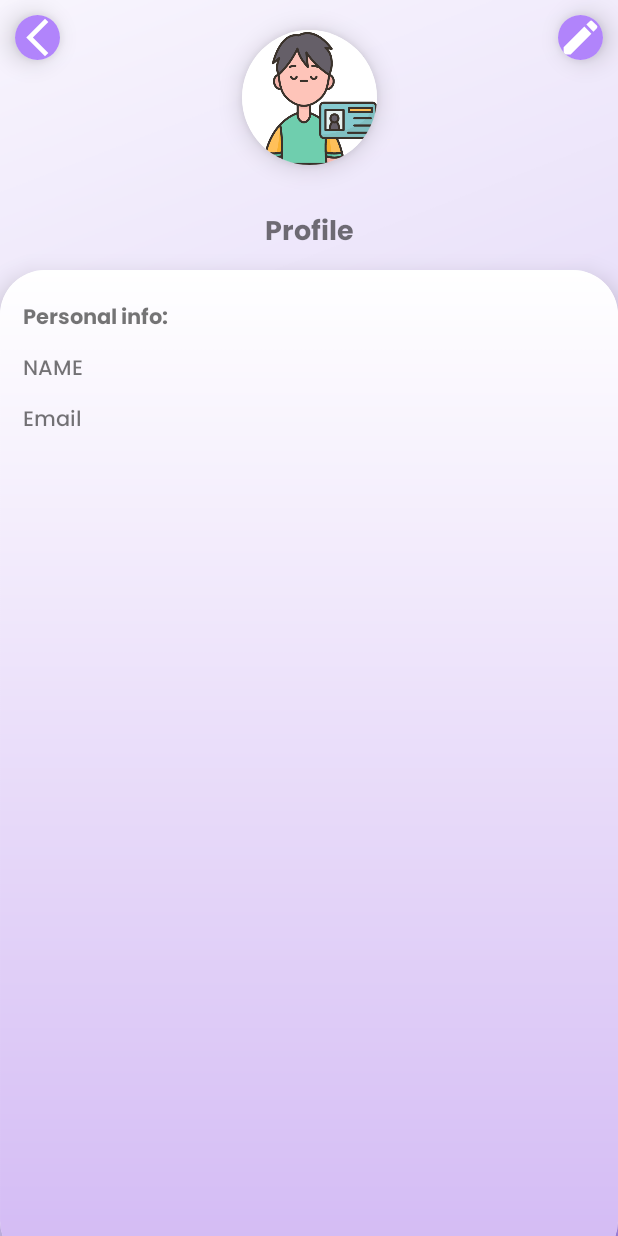
After one commit to MarioBujor2001/CliniqueMedicalApp, an Android app: the ProfileViewActivity screen opened directly, with no data from a screen before it, on a phone screen of 412 x 824 dp. The commit adds this screen. Run offline under Robolectric (Android 15) with nearby library versions, the phone set to English and light mode, and no system bars; network calls fail; pictures from the network do not load.

Commit message:
added: -View user profile -Search medic by name modified: -CardView elevation -Recv medics for better visibility -Medic item for better visibility

```diff
--- a/app/src/main/java/com/example/licenta/MedicAdapter.java
+++ b/app/src/main/java/com/example/licenta/MedicAdapter.java
@@ -6,6 +6,7 @@ import android.util.Log;
 import android.view.LayoutInflater;
 import android.view.View;
 import android.view.ViewGroup;
+import android.widget.Button;
 import android.widget.ImageView;
 import android.widget.TextView;
 
@@ -51,7 +52,7 @@ public class MedicAdapter extends RecyclerView.Adapter<MedicAdapter.ViewHolder>
                 .asBitmap()
                 .load(medici.get(position).getPhoto())
                 .into(holder.imgMedicProfile);
-        holder.txtMedicName.setText(medici.get(position).getFirstName() + " " + medici.get(position).getLastName());
+        holder.txtMedicName.setText("Dr. "+medici.get(position).getFirstName() + " " + medici.get(position).getLastName());
         if(medici.get(position).getSpecialitati().size()>0 && medici.get(position).getSpecialitati().get(0)!=null){
             holder.txtMedicSpec.setText(medici.get(position).getSpecialitati().get(0).getTip().toString().toUpperCase());
         }
--- a/app/src/main/java/com/example/licenta/Models/Persoana.java
+++ b/app/src/main/java/com/example/licenta/Models/Persoana.java
@@ -1,6 +1,8 @@
 package com.example.licenta.Models;
 
-public abstract class Persoana {
+import java.io.Serializable;
+
+public abstract class Persoana implements Serializable {
 
     private String id;
 
--- /dev/null
+++ b/app/src/main/java/com/example/licenta/ProfileViewActivity.java
@@ -0,0 +1,43 @@
+package com.example.licenta;
+
+import androidx.appcompat.app.AppCompatActivity;
+import androidx.cardview.widget.CardView;
+
+import android.os.Bundle;
+import android.view.View;
+import android.widget.ImageView;
+import android.widget.TextView;
+
+import com.bumptech.glide.Glide;
+import com.example.licenta.Models.Pacient;
+
+public class ProfileViewActivity extends AppCompatActivity {
+    private CardView btnBackProfile, btnEditProfile;
+    private ImageView imgProfile;
+    private TextView tvName, tvEmail;
+    private Pacient p;
+    @Override
+    protected void onCreate(Bundle savedInstanceState) {
+        super.onCreate(savedInstanceState);
+        setContentView(R.layout.activity_profile_view);
+        btnBackProfile = findViewById(R.id.backButtonProfile);
+        btnEditProfile = findViewById(R.id.editProfile);
+        imgProfile = findViewById(R.id.userProfile);
+        tvName = findViewById(R.id.tvProfileName);
+        tvEmail = findViewById(R.id.tvProfileEmail);
+
+        p = (Pacient) getIntent().getSerializableExtra("PROFILE");
+        if(p!=null){
+            Glide.with(this).asBitmap().load(p.getPhoto()).into(imgProfile);
+            tvName.setText(p.getFirstName()+" "+p.getLastName());
+            tvEmail.setText(p.getEmail());
+        }
+
+        btnBackProfile.setOnClickListener(new View.OnClickListener() {
+            @Override
+            public void onClick(View v) {
+                finish();
+            }
+        });
+    }
+}
--- /dev/null
+++ b/app/src/main/res/drawable/ic_baseline_arrow_back_ios_new_24.xml
@@ -0,0 +1,5 @@
+<vector android:height="24dp" android:tint="#FFFFFF"
+    android:viewportHeight="24" android:viewportWidth="24"
+    android:width="24dp" xmlns:android="http://schemas.android.com/apk/res/android">
+    <path android:fillColor="@android:color/white" android:pathData="M17.77,3.77l-1.77,-1.77l-10,10l10,10l1.77,-1.77l-8.23,-8.23z"/>
+</vector>
--- /dev/null
+++ b/app/src/main/res/drawable/ic_baseline_edit_24.xml
@@ -0,0 +1,5 @@
+<vector android:height="24dp" android:tint="#FFFFFF"
+    android:viewportHeight="24" android:viewportWidth="24"
+    android:width="24dp" xmlns:android="http://schemas.android.com/apk/res/android">
+    <path android:fillColor="@android:color/white" android:pathData="M3,17.25V21h3.75L17.81,9.94l-3.75,-3.75L3,17.25zM20.71,7.04c0.39,-0.39 0.39,-1.02 0,-1.41l-2.34,-2.34c-0.39,-0.39 -1.02,-0.39 -1.41,0l-1.83,1.83 3.75,3.75 1.83,-1.83z"/>
+</vector>
--- /dev/null
+++ b/app/src/main/res/drawable/round_button.xml
@@ -0,0 +1,4 @@
+<?xml version="1.0" encoding="utf-8"?>
+<shape xmlns:android="http://schemas.android.com/apk/res/android" android:shape="oval">
+    <solid android:color="@color/CardBackgroudn"/>
+</shape>
--- /dev/null
+++ b/app/src/main/res/layout/activity_profile_view.xml
@@ -0,0 +1,149 @@
+<?xml version="1.0" encoding="utf-8"?>
+<androidx.constraintlayout.widget.ConstraintLayout xmlns:android="http://schemas.android.com/apk/res/android"
+    xmlns:app="http://schemas.android.com/apk/res-auto"
+    xmlns:tools="http://schemas.android.com/tools"
+    android:layout_width="match_parent"
+    android:layout_height="match_parent"
+    android:background="@drawable/info_card_background"
+    tools:context=".ProfileViewActivity">
+
+    <!--    back button-->
+    <androidx.cardview.widget.CardView
+        android:id="@+id/backButtonProfile"
+        android:layout_width="wrap_content"
+        android:layout_height="wrap_content"
+        android:layout_marginStart="10dp"
+        android:layout_marginTop="10dp"
+        app:cardCornerRadius="100dp"
+        app:cardElevation="10dp"
+        app:layout_constraintEnd_toEndOf="parent"
+        app:layout_constraintHorizontal_bias="0.0"
+        app:layout_constraintStart_toStartOf="parent"
+        app:layout_constraintTop_toTopOf="parent">
+
+        <ImageView
+            android:id="@+id/imgBackProfile"
+            android:layout_width="30dp"
+            android:layout_height="30dp"
+            android:background="@color/CardBackgroudn"
+            android:src="@drawable/ic_baseline_arrow_back_ios_new_24" />
+    </androidx.cardview.widget.CardView>
+
+    <!--    edit profile-->
+    <androidx.cardview.widget.CardView
+        android:id="@+id/editProfile"
+        android:layout_width="wrap_content"
+        android:layout_height="wrap_content"
+        android:layout_marginTop="10dp"
+        android:layout_marginEnd="10dp"
+        app:cardCornerRadius="100dp"
+        app:cardElevation="10dp"
+        app:layout_constraintEnd_toEndOf="parent"
+        app:layout_constraintHorizontal_bias="1.0"
+        app:layout_constraintStart_toStartOf="parent"
+        app:layout_constraintTop_toTopOf="parent">
+
+        <ImageView
+            android:layout_width="30dp"
+            android:layout_height="30dp"
+            android:background="@color/CardBackgroudn"
+            android:src="@drawable/ic_baseline_edit_24" />
+    </androidx.cardview.widget.CardView>
+
+    <!--    profile pic-->
+    <androidx.cardview.widget.CardView
+        android:id="@+id/cardView"
+        android:layout_width="wrap_content"
+        android:layout_height="wrap_content"
+        android:layout_marginTop="20dp"
+        app:cardCornerRadius="45dp"
+        app:cardElevation="10dp"
+        app:layout_constraintEnd_toEndOf="parent"
+        app:layout_constraintStart_toStartOf="parent"
+        app:layout_constraintTop_toTopOf="parent">
+
+        <ImageView
+            android:id="@+id/userProfile"
+            android:layout_width="90dp"
+            android:layout_height="90dp"
+            android:scaleType="centerCrop"
+            android:src="@drawable/profile_pic_placeholder"
+            app:layout_constraintBottom_toBottomOf="parent"
+            app:layout_constraintEnd_toEndOf="parent"
+            app:layout_constraintStart_toStartOf="parent"
+            app:layout_constraintTop_toTopOf="parent" />
+    </androidx.cardview.widget.CardView>
+
+    <TextView
+        android:layout_width="wrap_content"
+        android:layout_height="wrap_content"
+        android:layout_marginTop="30dp"
+        android:text="@string/profile"
+        app:layout_constraintEnd_toEndOf="parent"
+        app:layout_constraintStart_toStartOf="parent"
+        app:layout_constraintTop_toBottomOf="@+id/cardView"
+        android:fontFamily="@font/poppins_bold"
+        android:textSize="18sp"/>
+
+    <androidx.cardview.widget.CardView
+        android:layout_width="match_parent"
+        android:layout_height="match_parent"
+        android:layout_marginTop="180dp"
+        app:cardCornerRadius="30dp"
+        app:cardElevation="10dp"
+        app:layout_constraintBottom_toBottomOf="parent"
+        app:layout_constraintEnd_toEndOf="parent"
+        app:layout_constraintStart_toStartOf="parent"
+        app:layout_constraintTop_toTopOf="parent"
+        app:layout_constraintVertical_bias="0.23000002"
+        android:layout_marginBottom="-20dp">
+
+        <androidx.constraintlayout.widget.ConstraintLayout
+            android:layout_width="match_parent"
+            android:layout_height="match_parent"
+            android:background="@drawable/medics_background">
+
+            <TextView
+                android:id="@+id/textView2"
+                android:layout_width="wrap_content"
+                android:layout_height="wrap_content"
+                android:layout_marginStart="15dp"
+                android:layout_marginTop="20dp"
+                android:fontFamily="@font/poppins_bold"
+                android:text="@string/personal_info"
+                app:layout_constraintEnd_toEndOf="parent"
+                app:layout_constraintHorizontal_bias="0.0"
+                app:layout_constraintStart_toStartOf="parent"
+                app:layout_constraintTop_toTopOf="parent" />
+
+            <TextView
+                android:id="@+id/tvProfileName"
+                android:layout_width="wrap_content"
+                android:layout_height="wrap_content"
+                android:layout_marginStart="15dp"
+                android:layout_marginTop="10dp"
+                android:fontFamily="@font/poppins_medium"
+                android:text="@string/name"
+                app:layout_constraintEnd_toEndOf="parent"
+                app:layout_constraintHorizontal_bias="0.0"
+                app:layout_constraintStart_toStartOf="parent"
+                app:layout_constraintTop_toBottomOf="@+id/textView2" />
+
+            <TextView
+                android:id="@+id/tvProfileEmail"
+                android:layout_width="wrap_content"
+                android:layout_height="wrap_content"
+                android:layout_marginStart="15dp"
+                android:layout_marginTop="10dp"
+                android:fontFamily="@font/poppins_medium"
+                android:text="@string/emailHint"
+                app:layout_constraintEnd_toEndOf="parent"
+                app:layout_constraintHorizontal_bias="0.0"
+                app:layout_constraintStart_toStartOf="parent"
+                app:layout_constraintTop_toBottomOf="@+id/tvProfileName" />
+
+        </androidx.constraintlayout.widget.ConstraintLayout>
+
+    </androidx.cardview.widget.CardView>
+
+</androidx.constraintlayout.widget.ConstraintLayout>
--- a/app/src/main/res/values/themes.xml
+++ b/app/src/main/res/values/themes.xml
@@ -6,7 +6,7 @@
         <item name="colorPrimaryVariant">@color/themeViolet</item>
         <item name="colorOnPrimary">@color/white</item>
         <!-- Secondary brand color. -->
-        <item name="colorSecondary">@color/teal_200</item>
+        <item name="colorSecondary">@color/CardBackgroudn</item>
         <item name="colorSecondaryVariant">@color/teal_700</item>
         <item name="colorOnSecondary">@color/black</item>
         <!-- Status bar color. -->
```
Also changed, not shown: app/src/main/AndroidManifest.xml (+7 -0 lines), app/src/main/java/com/example/licenta/MainActivity.java (+13 -2 lines), app/src/main/java/com/example/licenta/MedicsListActivity.java (+46 -10 lines), app/src/main/res/drawable/ic_baseline_person_search_24.xml (added, +7 -0 lines), app/src/main/res/layout/activity_main.xml (+7 -5 lines), app/src/main/res/layout/activity_medics_list.xml (+29 -5 lines), app/src/main/res/layout/medic_item.xml (+9 -6 lines), app/src/main/res/values/strings.xml (+25 -0 lines).
